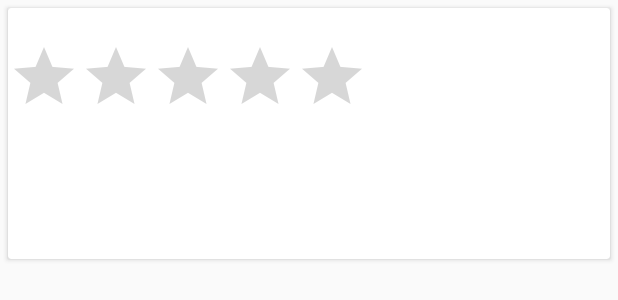
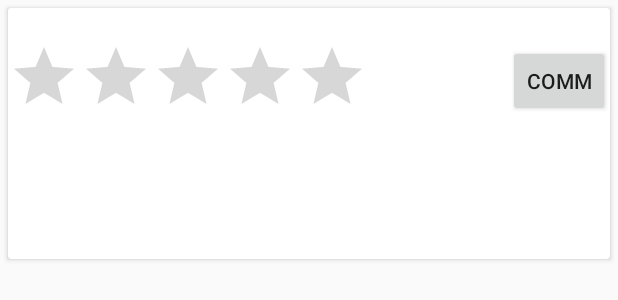
Before and after one commit to mathieulehan/MMM_TransMusicales, an Android app: the layout artist_item.xml on its own in the app's theme, with its tools: preview values and no code run, on a phone screen of 412 x 824 dp. Shown: the top 300 px of the screen. Run offline under Robolectric (Android 15) with nearby library versions, the phone set to English and light mode, and no system bars.

Commit message:
Tout marche c'est trop coool

```diff
--- a/app/src/main/java/com/example/transmusicales/MainActivity.java
+++ b/app/src/main/java/com/example/transmusicales/MainActivity.java
@@ -38,7 +38,7 @@ public class MainActivity extends AppCompatActivity {
         // Passing each menu ID as a set of Ids because each
         // menu should be considered as top level destinations.
         mAppBarConfiguration = new AppBarConfiguration.Builder(
-                R.id.nav_home, R.id.nav_map, R.id.nav_slideshow,
+                R.id.nav_home, R.id.nav_map, R.id.nav_slideshow, R.id.nav_artists,
                 R.id.nav_tools, R.id.nav_share, R.id.nav_send)
                 .setDrawerLayout(drawer)
                 .build();
--- a/app/src/main/res/layout/artist_item.xml
+++ b/app/src/main/res/layout/artist_item.xml
@@ -46,13 +46,20 @@
 
             <TextView
                 android:id="@+id/avg"
-                android:layout_width="86dp"
+                android:layout_width="82dp"
                 android:layout_height="match_parent"
                 android:layout_marginStart="3dp"
                 android:fontFamily="sans-serif-medium"
                 android:textSize="30sp"
                 app:layout_constraintLeft_toRightOf="@id/list_root"
                 app:layout_constraintTop_toTopOf="parent" />
+
+            <Button
+                android:id="@+id/comm"
+                android:layout_width="0dp"
+                android:layout_height="wrap_content"
+                android:layout_weight="1"
+                android:text="Comm" />
         </LinearLayout>
 
         <TextView
--- a/app/src/main/res/layout/fragment_artists.xml
+++ b/app/src/main/res/layout/fragment_artists.xml
@@ -2,6 +2,7 @@
 <androidx.constraintlayout.widget.ConstraintLayout xmlns:android="http://schemas.android.com/apk/res/android"
     xmlns:app="http://schemas.android.com/apk/res-auto"
     xmlns:tools="http://schemas.android.com/tools"
+    app:cardBackgroundColor="@android:color/white"
     android:layout_width="match_parent"
     android:layout_height="match_parent">
 
@@ -16,17 +17,16 @@
         app:layout_constraintTop_toTopOf="parent">
 
         <RelativeLayout
+            android:id="@+id/relLayout"
             android:layout_width="match_parent"
             android:layout_height="match_parent"
             tools:context="com.example.mchristi.examplerecyclerview.MainActivity"
             tools:showIn="@layout/activity_main">
-
             <androidx.recyclerview.widget.RecyclerView
                 android:id="@+id/list"
                 android:layout_width="match_parent"
                 android:layout_height="match_parent"
                 android:scrollbars="vertical" />
-
         </RelativeLayout>
 
     </androidx.swiperefreshlayout.widget.SwipeRefreshLayout>
--- a/app/src/main/res/layout/fragment_home.xml
+++ b/app/src/main/res/layout/fragment_home.xml
@@ -1,6 +1,7 @@
 <?xml version="1.0" encoding="utf-8"?>
 <androidx.constraintlayout.widget.ConstraintLayout xmlns:android="http://schemas.android.com/apk/res/android"
     xmlns:app="http://schemas.android.com/apk/res-auto"
+    app:cardBackgroundColor="@android:color/white"
     android:layout_width="match_parent"
     android:layout_height="match_parent">
 
--- a/app/src/main/res/layout/fragment_send.xml
+++ b/app/src/main/res/layout/fragment_send.xml
@@ -2,6 +2,7 @@
 <androidx.constraintlayout.widget.ConstraintLayout xmlns:android="http://schemas.android.com/apk/res/android"
     xmlns:app="http://schemas.android.com/apk/res-auto"
     xmlns:tools="http://schemas.android.com/tools"
+    android:background="#ffffff"
     android:layout_width="match_parent"
     android:layout_height="match_parent">
 
```
Also changed, not shown: app/src/main/java/com/example/transmusicales/ui/artists/ArtistFragment.java (+24 -7 lines), app/src/main/java/com/example/transmusicales/ui/send/SendFragment.java (+5 -2 lines).
